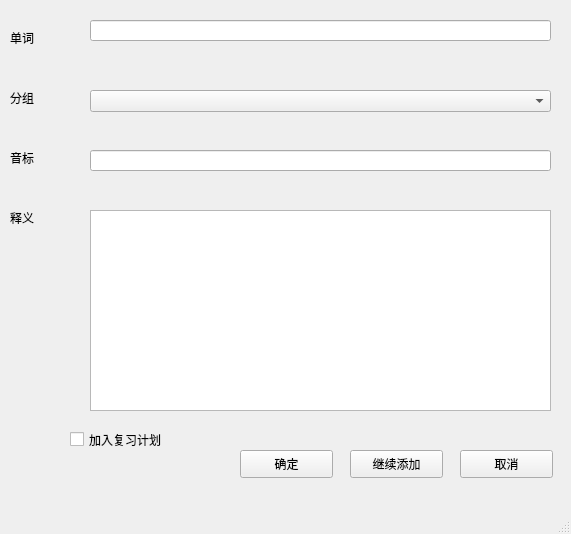
huangshangi/dict, file dict_note_add_window.ui: the form before one commit.
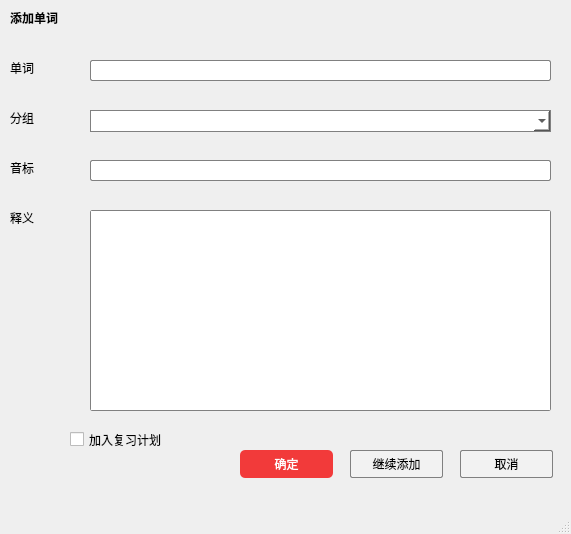
The form after the commit. Icons and pictures are not drawn.

Patch:
```diff
--- a/dict_note_add_window.ui
+++ b/dict_note_add_window.ui
@@ -31,7 +31,7 @@
     <property name="geometry">
      <rect>
       <x>10</x>
-      <y>30</y>
+      <y>60</y>
       <width>72</width>
       <height>15</height>
      </rect>
@@ -49,6 +49,26 @@
       <height>28</height>
      </rect>
     </property>
+    <property name="styleSheet">
+     <string notr="true">QPushButton#button_sure{
+        background-color: rgb(242, 58, 58);
+        color:#fff;
+		
+        border-radius:5px;
+}
+
+QPushButton#button_sure::hover{
+        background-color: rgb(247, 84, 84);
+        color:#fff;
+        border-radius:5px;
+        }
+
+
+
+
+
+</string>
+    </property>
     <property name="text">
      <string>确定</string>
     </property>
@@ -57,7 +77,7 @@
     <property name="geometry">
      <rect>
       <x>10</x>
-      <y>150</y>
+      <y>160</y>
       <width>72</width>
       <height>15</height>
      </rect>
@@ -75,6 +95,14 @@
       <height>28</height>
      </rect>
     </property>
+    <property name="styleSheet">
+     <string notr="true">QPushButton{
+	border:1px solid gray;
+	background-color:rgb(242,242,242);
+	border-radius:2px;
+
+}</string>
+    </property>
     <property name="text">
      <string>继续添加</string>
     </property>
@@ -96,7 +124,7 @@
     <property name="geometry">
      <rect>
       <x>10</x>
-      <y>90</y>
+      <y>110</y>
       <width>72</width>
       <height>15</height>
      </rect>
@@ -109,11 +137,18 @@
     <property name="geometry">
      <rect>
       <x>90</x>
-      <y>150</y>
+      <y>160</y>
       <width>461</width>
       <height>21</height>
      </rect>
     </property>
+    <property name="styleSheet">
+     <string notr="true">QLineEdit{
+	border:1px solid gray;
+	border-radius:2px;
+
+}</string>
+    </property>
    </widget>
    <widget class="QPushButton" name="button_cancel">
     <property name="geometry">
@@ -124,6 +159,14 @@
       <height>28</height>
      </rect>
     </property>
+    <property name="styleSheet">
+     <string notr="true">QPushButton{
+	border:1px solid gray;
+	background-color:rgb(242,242,242);
+	border-radius:2px;
+
+}</string>
+    </property>
     <property name="text">
      <string>取消</string>
     </property>
@@ -132,21 +175,37 @@
     <property name="geometry">
      <rect>
       <x>90</x>
-      <y>20</y>
+      <y>60</y>
       <width>461</width>
       <height>21</height>
      </rect>
     </property>
+    <property name="styleSheet">
+     <string notr="true">QLineEdit{
+	border:1px solid gray;
+	border-radius:2px;
+
+}</string>
+    </property>
    </widget>
    <widget class="QComboBox" name="comboBox">
     <property name="geometry">
      <rect>
       <x>90</x>
-      <y>90</y>
+      <y>110</y>
       <width>461</width>
       <height>22</height>
      </rect>
     </property>
+    <property name="styleSheet">
+     <string notr="true">QComboBox{
+	background-color:white;
+	border:1px solid gray;
+
+}
+
+</string>
+    </property>
    </widget>
    <widget class="QTextEdit" name="edit_explain">
     <property name="geometry">
@@ -156,6 +215,73 @@
       <width>461</width>
       <height>201</height>
      </rect>
+    </property>
+    <property name="styleSheet">
+     <string notr="true">QTextEdit{
+	border:1px solid gray;
+	border-radius:2px;
+
+}</string>
+    </property>
+   </widget>
+   <widget class="QLabel" name="label">
+    <property name="geometry">
+     <rect>
+      <x>10</x>
+      <y>10</y>
+      <width>72</width>
+      <height>15</height>
+     </rect>
+    </property>
+    <property name="font">
+     <font>
+      <weight>75</weight>
+      <bold>true</bold>
+     </font>
+    </property>
+    <property name="text">
+     <string>添加单词</string>
+    </property>
+   </widget>
+   <widget class="QPushButton" name="button_close">
+    <property name="geometry">
+     <rect>
+      <x>530</x>
+      <y>10</y>
+      <width>20</width>
+      <height>20</height>
+     </rect>
+    </property>
+    <property name="minimumSize">
+     <size>
+      <width>20</width>
+      <height>20</height>
+     </size>
+    </property>
+    <property name="maximumSize">
+     <size>
+      <width>20</width>
+      <height>20</height>
+     </size>
+    </property>
+    <property name="toolTip">
+     <string>关闭</string>
+    </property>
+    <property name="styleSheet">
+     <string notr="true">#button_close{
+	
+	border-image: url(:/images/close.png);
+	border:none;
+}
+
+#button_close::hover{
+	
+	border-image: url(:/images/close-hover.png);
+	border:none;
+}</string>
+    </property>
+    <property name="text">
+     <string/>
     </property>
    </widget>
   </widget>
```
